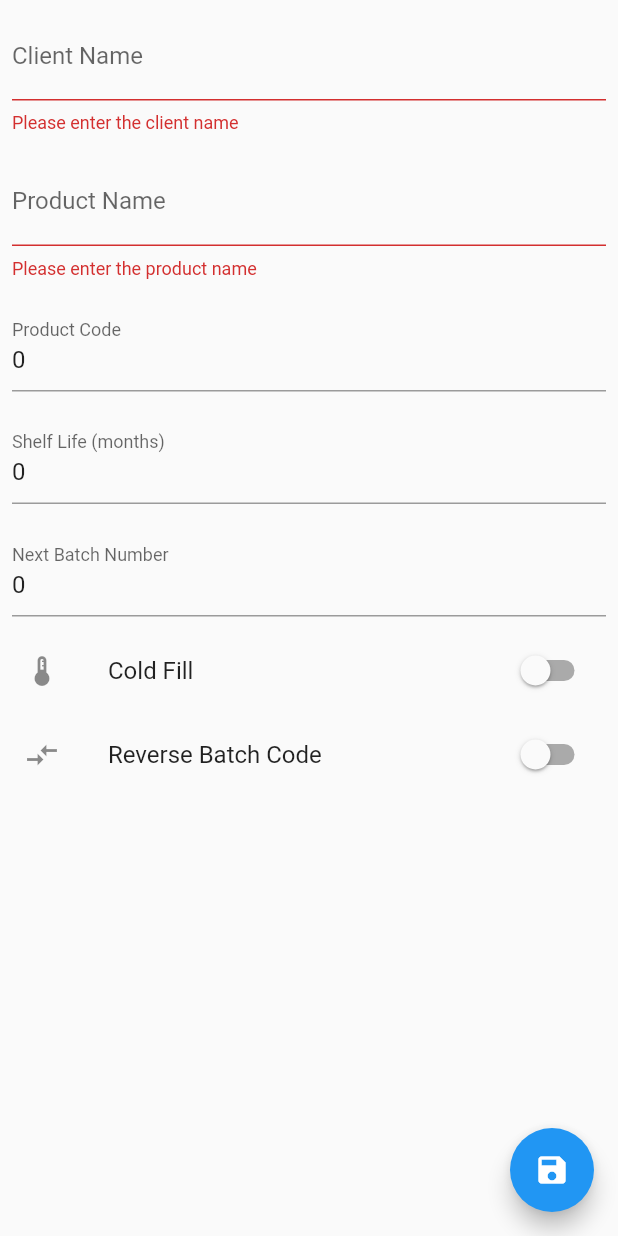
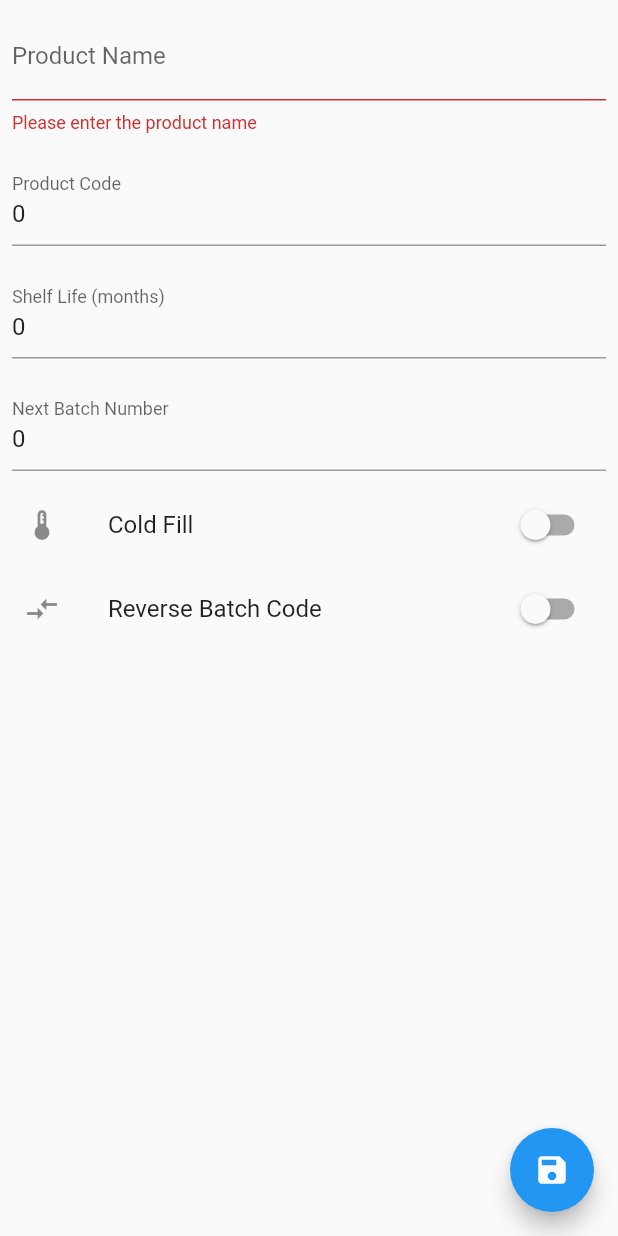
Before and after one commit to simongroom/batcher, a Flutter app: the ProductDetail screen opened directly with empty values, after a tap on the "save" icon, on a phone screen of 412 x 824 dp. Run offline on Flutter 3.47's test engine with Material 2 defaults, Android fonts, the phone set to English and light mode, and no system bars; our stand-ins replace cloud_firestore, firebase_core, pdf, share; missing offline and left inert: cloud_firestore_web, firebase_core_web, flutter_full_pdf_viewer, universal_html; accounts and stored records are empty; statements that could not run were skipped.

Commit message:
product_detail: removed client name textformfield, no longer valid with switch to linked client

```diff
--- a/lib/product_detail.dart
+++ b/lib/product_detail.dart
@@ -31,27 +31,6 @@ class _ProductDetailState extends State<ProductDetail> {
           key: _formKey,
           child: Column(
             children: [
-              Padding(
-                padding: const EdgeInsets.all(8.0),
-                child: TextFormField(
-                  keyboardType: TextInputType.text,
-                  initialValue: product?.clientName,
-                  onChanged: (val) {
-                    product.clientName = val;
-                  },
-                  decoration: const InputDecoration(
-                    labelText: 'Client Name',
-                    hintText: 'Client Name',
-                  ),
-                  validator: (value) {
-                    if (value.isEmpty) {
-                      return 'Please enter the client name';
-                    }
-                    return null;
-                  },
-                  textCapitalization: TextCapitalization.words,
-                ),
-              ),
               Padding(
                 padding: const EdgeInsets.all(8.0),
                 child: TextFormField(
```
